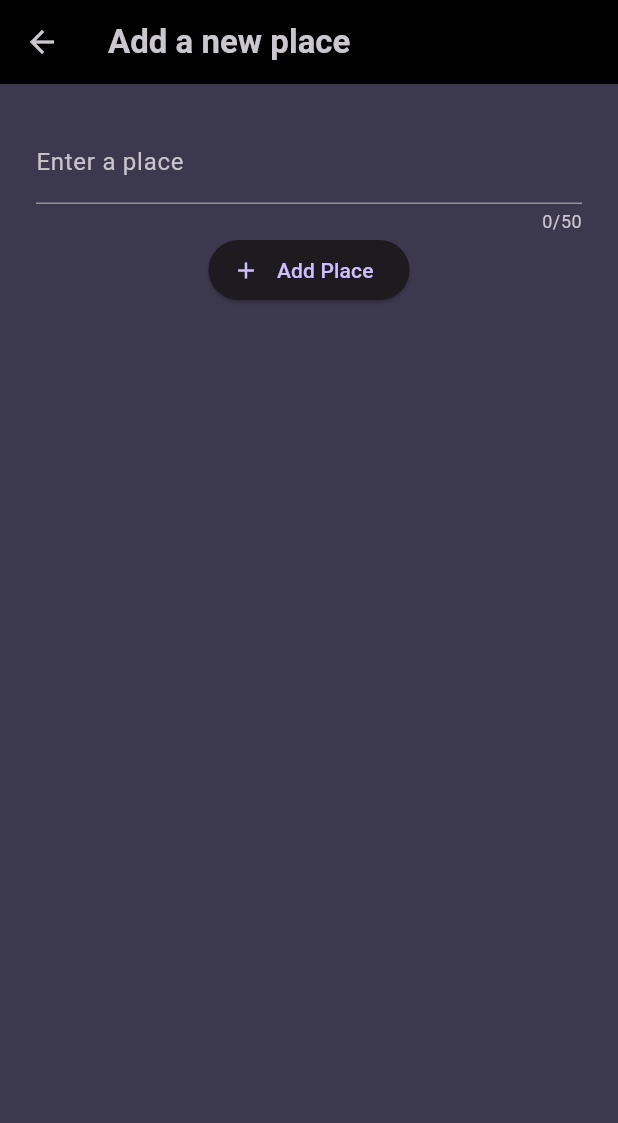
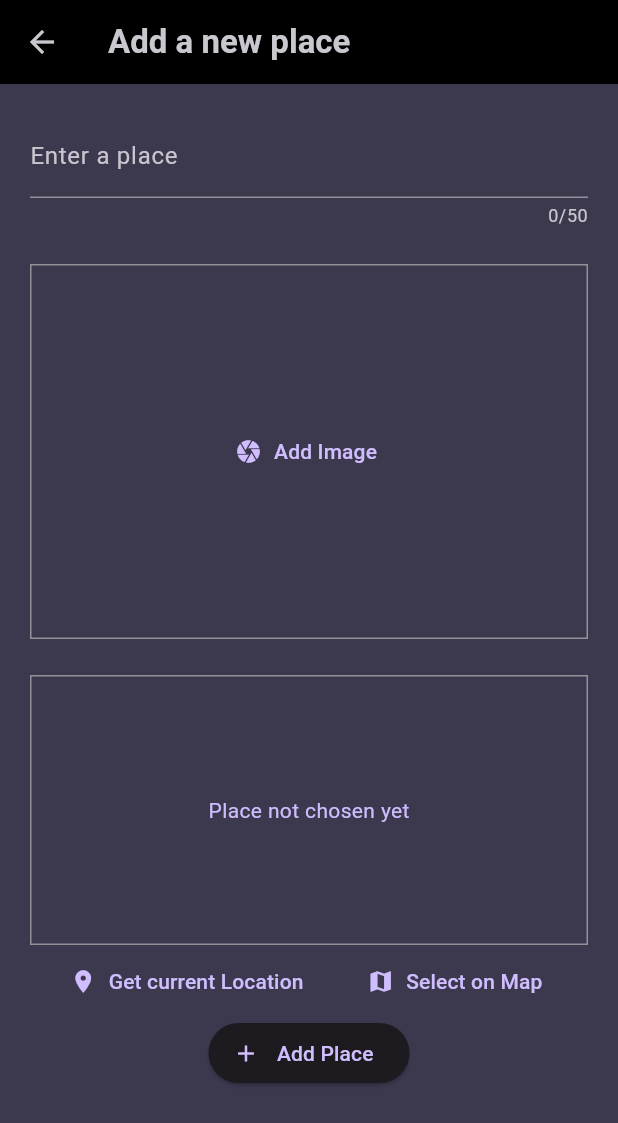
Before and after one commit to OusamaJamalEddin/native_app, a Flutter app: the NewPlace screen opened directly, on a phone screen of 412 x 824 dp. Shown: the top 1123 px of the screen. Run offline on Flutter 3.47's test engine with Material 3 defaults, Android fonts, the light colour scheme and no system bars; our stand-ins replace flutter_riverpod, google_fonts, google_maps_flutter, image_picker, location, sqflite; accounts and stored records are empty.

Commit message:
completed app

```diff
--- a/lib/main.dart
+++ b/lib/main.dart
@@ -1,7 +1,7 @@
 import 'package:flutter/material.dart';
 import 'package:flutter_riverpod/flutter_riverpod.dart';
 import 'package:google_fonts/google_fonts.dart';
-import 'package:native_app/screens/place_list.dart';
+import 'package:native_app/screens/places.dart';
 
 final colorScheme = ColorScheme.fromSeed(
   brightness: Brightness.dark,
@@ -36,7 +36,7 @@ class MyApp extends StatelessWidget {
     return MaterialApp(
       title: 'Great Places',
       theme: theme,
-      home: PlaceList(),
+      home: Places(),
     );
   }
 }
--- a/lib/models/favorite_place_model.dart
+++ b/lib/models/favorite_place_model.dart
@@ -1,9 +1,26 @@
+import 'dart:io';
+
 import 'package:uuid/uuid.dart';
 
 final uuid = Uuid();
 
+class PlaceLocation {
+  const PlaceLocation(
+      {required this.latitude, required this.longitude, required this.address});
+  final double latitude;
+  final double longitude;
+  final String address;
+}
+
 class FavoritePlaceModel {
-  FavoritePlaceModel({required this.title}) : id = uuid.v4();
-  String title;
-  String id;
+  FavoritePlaceModel({
+    required this.title,
+    required this.image,
+    required this.location,
+    String? id,
+  }) : id = id ?? uuid.v4();
+  final String title;
+  final String id;
+  final File image;
+  final PlaceLocation location;
 }
--- a/lib/providers/favorite_place_provider.dart
+++ b/lib/providers/favorite_place_provider.dart
@@ -1,11 +1,62 @@
+import 'dart:io';
 import 'package:flutter_riverpod/flutter_riverpod.dart';
 import 'package:native_app/models/favorite_place_model.dart';
+import 'package:path_provider/path_provider.dart' as syspaths;
+import 'package:path/path.dart' as path;
+import 'package:sqflite/sqlite_api.dart';
+import 'package:sqflite/sqflite.dart' as sql;
+
+Future<Database> _getDatabase() async {
+  final dbPath = await sql.getDatabasesPath();
+  final db = await sql.openDatabase(
+    path.join(dbPath, "places.db"),
+    onCreate: (db, version) => db.execute(
+        "CREATE TABLE user_places(id TEXT PRIMARY KEY, title TEXT, image TEXT, lat REAL, lng REAL, address TEXT)"),
+    version: 1,
+  );
+  return db;
+}
 
 class FavoritePlaceNotifier extends StateNotifier<List<FavoritePlaceModel>> {
   FavoritePlaceNotifier() : super([]);
 
-  void addPlace(FavoritePlaceModel place) {
-    state = [...state, place];
+  Future<void> loadPlaces() async {
+    final db = await _getDatabase();
+    final data = await db.query("user_places");
+    final places = data
+        .map(
+          (row) => FavoritePlaceModel(
+            id: row['id'] as String,
+            title: row['title'] as String,
+            image: File(row['image'] as String),
+            location: PlaceLocation(
+                latitude: row['lat'] as double,
+                longitude: row['lng'] as double,
+                address: row['address'] as String),
+          ),
+        )
+        .toList();
+    state = places;
+  }
+
+  void addPlace(String title, PlaceLocation location, File image) async {
+    //this process is just to save the images in the device
+    // we arte first taking the directory then file name then making a copy of the image and store it in the sql database of the local device
+    final appDir = await syspaths.getApplicationDocumentsDirectory();
+    final fileName = path.basename(image.path);
+    final copiedImage = await image.copy('${appDir.path}/$fileName');
+    final place = FavoritePlaceModel(
+        title: title, image: copiedImage, location: location);
+    final db = await _getDatabase();
+    db.insert("user_places", {
+      "id": place.id,
+      "title": place.title,
+      "image": place.image.path,
+      "lat": place.location.latitude,
+      "lng": place.location.longitude,
+      "address": place.location.address
+    });
+    state = [place, ...state];
   }
 
   void removePlace(int index) {
--- a/lib/screens/new_place.dart
+++ b/lib/screens/new_place.dart
@@ -1,7 +1,11 @@
+import 'dart:io';
+
 import 'package:flutter/material.dart';
 import 'package:flutter_riverpod/flutter_riverpod.dart';
 import 'package:native_app/models/favorite_place_model.dart';
 import 'package:native_app/providers/favorite_place_provider.dart';
+import 'package:native_app/widgets/image_input.dart';
+import 'package:native_app/widgets/location_input.dart';
 
 class NewPlace extends ConsumerStatefulWidget {
   const NewPlace({super.key});
@@ -11,15 +15,19 @@ class NewPlace extends ConsumerStatefulWidget {
 }
 
 class _NewPlaceState extends ConsumerState<NewPlace> {
+  File? _selectedImage;
   String? _enteredName;
+  PlaceLocation? _selectedLocation;
   final _formKey = GlobalKey<FormState>();
 
   void _saveInput() {
-    if (_formKey.currentState!.validate()) {
+    if (_formKey.currentState!.validate() &&
+        _selectedImage != null &&
+        _selectedLocation != null) {
       _formKey.currentState!.save();
-      ref.read(favoritePlaceProvider.notifier).addPlace(
-            FavoritePlaceModel(title: _enteredName!),
-          );
+      ref
+          .read(favoritePlaceProvider.notifier)
+          .addPlace(_enteredName!, _selectedLocation!, _selectedImage!);
       Navigator.pop(context);
     }
   }
@@ -28,10 +36,10 @@ class _NewPlaceState extends ConsumerState<NewPlace> {
   Widget build(BuildContext context) {
     return Scaffold(
       appBar: AppBar(
-        title: Text("Add a new place"),
+        title: const Text("Add a new place"),
       ),
-      body: Container(
-        padding: EdgeInsets.all(24),
+      body: SingleChildScrollView(
+        padding: EdgeInsets.all(20),
         child: Form(
           key: _formKey,
           child: Column(
@@ -53,12 +61,24 @@ class _NewPlaceState extends ConsumerState<NewPlace> {
                   return null;
                 },
               ),
+              ImageInput(
+                onPickImage: (image) {
+                  //this way, i managed to receive the image taken from the camera from the imageinput widget
+                  _selectedImage = image;
+                },
+              ),
+              LocationInput(
+                onPickLocation: (location) {
+                  //this way, i managed to receive the location from the location_input widget
+                  _selectedLocation = location;
+                },
+              ),
               ElevatedButton.icon(
                 onPressed: () {
                   _saveInput();
                 },
-                icon: Icon(Icons.add),
-                label: Text(" Add Place"),
+                icon: const Icon(Icons.add),
+                label: const Text(" Add Place"),
               )
             ],
           ),
--- /dev/null
+++ b/lib/widgets/image_input.dart
@@ -0,0 +1,65 @@
+import 'package:flutter/material.dart';
+import 'package:image_picker/image_picker.dart';
+import 'dart:io';
+
+class ImageInput extends StatefulWidget {
+  const ImageInput({super.key, required this.onPickImage});
+  //this functin is created to send the image to the new_place screen
+  final void Function(File image) onPickImage;
+  @override
+  State<StatefulWidget> createState() {
+    return _ImageInputState();
+  }
+}
+
+class _ImageInputState extends State<ImageInput> {
+  File? _selectedImage;
+  void pickImage() async {
+    final imagePicker = ImagePicker();
+    final pickedImage = await imagePicker.pickImage(
+      source: ImageSource.camera,
+      maxWidth: 600,
+    );
+    if (pickedImage == null) {
+      return;
+    }
+    setState(() {
+      _selectedImage = File(pickedImage.path);
+    });
+
+    widget
+        .onPickImage(_selectedImage!); //cannot be null because we checked above
+  }
+
+  @override
+  Widget build(BuildContext context) {
+    Widget content = TextButton.icon(
+      onPressed: pickImage,
+      label: Text("Add Image"),
+      icon: Icon(Icons.camera),
+    );
+    if (_selectedImage != null) {
+      content = GestureDetector(
+        onTap: () => pickImage(),
+        child: Image.file(
+          _selectedImage!,
+          fit: BoxFit.cover,
+          width: double.infinity,
+          height: double.infinity,
+        ),
+      );
+    }
+    return Padding(
+      padding: EdgeInsets.symmetric(vertical: 24),
+      child: Container(
+          decoration: BoxDecoration(
+            border: Border.all(
+                width: 1, color: Theme.of(context).colorScheme.outline),
+          ),
+          height: 250,
+          width: double.infinity,
+          alignment: Alignment.center,
+          child: content),
+    );
+  }
+}
--- /dev/null
+++ b/lib/widgets/location_input.dart
@@ -0,0 +1,138 @@
+import 'dart:convert';
+
+import 'package:flutter/material.dart';
+import 'package:google_maps_flutter/google_maps_flutter.dart';
+import 'package:location/location.dart';
+import 'package:http/http.dart' as http;
+import 'package:native_app/models/favorite_place_model.dart';
+import 'package:native_app/screens/map_preview.dart';
+
+class LocationInput extends StatefulWidget {
+  const LocationInput({super.key, required this.onPickLocation});
+  //i created this function to send the location to the new_place screen (yes, i can do that)
+  final Function(PlaceLocation location) onPickLocation;
+  @override
+  State<LocationInput> createState() => _LocationInputState();
+}
+
+class _LocationInputState extends State<LocationInput> {
+  PlaceLocation? _pickedLocation;
+  var _isGettingLocation = false;
+
+  String get locationimage {
+    final lat = _pickedLocation!.latitude;
+    final lng = _pickedLocation!.longitude;
+    //no need for http request here, because the image of the map can be created intantly without any requests as loong as we are providing the correct paramters (latitude and longitude also the api key)
+    return 'https://maps.googleapis.com/maps/api/staticmap?center=$lat,$lng&zoom=13&size=600x300&maptype=roadmap&markers=color:blue%7Clabel:S%7C40.702147,-74.015794&markers=color:green%7Clabel:G%7C40.711614,-74.012318&markers=color:red%7Clabel:Y%7C$lat,$lng&key=AIzaSyD8DJUfBPaXLm4RqWM_Lnckjvr3kfMUtlM';
+  }
+
+  void saveLocation(double lat, double lng) async {
+    final url = Uri.parse(
+        'https://maps.googleapis.com/maps/api/geocode/json?latlng=$lat,$lng&key=AIzaSyD8DJUfBPaXLm4RqWM_Lnckjvr3kfMUtlM');
+    final response = await http.get(url);
+    final decodedResponse = json.decode(response.body);
+    final address = decodedResponse['results'][0]['formatted_address'];
+    if (response.body.isEmpty || response.statusCode >= 400) {
+      return;
+    }
+
+    setState(() {
+      _pickedLocation =
+          PlaceLocation(address: address, latitude: lat, longitude: lng);
+      _isGettingLocation = false;
+    });
+    widget.onPickLocation(_pickedLocation!);
+  }
+
+  void _getCurrentLocation() async {
+    Location location = Location();
+
+    bool serviceEnabled;
+    PermissionStatus permissionGranted;
+    LocationData locationData;
+
+    serviceEnabled = await location.serviceEnabled();
+    if (!serviceEnabled) {
+      serviceEnabled = await location.requestService();
+      if (!serviceEnabled) {
+        return;
+      }
+    }
+
+    permissionGranted = await location.hasPermission();
+    if (permissionGranted == PermissionStatus.denied) {
+      permissionGranted = await location.requestPermission();
+      if (permissionGranted != PermissionStatus.granted) {
+        return;
+      }
+    }
+    setState(() {
+      _isGettingLocation = true;
+    });
+    locationData = await location.getLocation();
+    final lat = locationData.latitude;
+    final lng = locationData.longitude;
+    if (lat == null || lng == null) {
+      return;
+    }
+    saveLocation(lat, lng);
+  }
+
+  void selectOnMap() async {
+    final pickedPosition = await Navigator.push<LatLng>(
+      context,
+      MaterialPageRoute(
+        builder: (context) => MapPreview(),
+      ),
+    );
+    if (pickedPosition == null) {
+      return;
+    }
+    saveLocation(pickedPosition.latitude, pickedPosition.longitude);
+  }
+
+  @override
+  Widget build(BuildContext context) {
+    Widget locationPreviewContent = Text(
+      "Place not chosen yet",
+      style: TextStyle(color: Theme.of(context).colorScheme.primary),
+    );
+    if (_isGettingLocation) {
+      locationPreviewContent = const CircularProgressIndicator();
+    }
+    if (_pickedLocation != null) {
+      locationPreviewContent = Image.network(
+        locationimage,
+        width: double.infinity,
+        height: double.infinity,
+        fit: BoxFit.cover,
+      );
+    }
+    return Column(children: [
+      Container(
+          alignment: Alignment.center,
+          height: 180,
+          width: double.infinity,
+          decoration: BoxDecoration(
+            border: Border.all(
+                width: 1, color: Theme.of(context).colorScheme.outline),
+          ),
+          child: locationPreviewContent),
+      Row(
+        mainAxisAlignment: MainAxisAlignment.spaceEvenly,
+        children: [
+          TextButton.icon(
+            onPressed: _getCurrentLocation,
+            label: const Text("Get current Location"),
+            icon: const Icon(Icons.location_on),
+          ),
+          TextButton.icon(
+            onPressed: selectOnMap,
+            label: const Text("Select on Map"),
+            icon: const Icon(Icons.map),
+          )
+        ],
+      )
+    ]);
+  }
+}
```
Also changed, not shown: lib/screens/map_preview.dart (added, +66 -0 lines), lib/screens/place_details.dart (+64 -4 lines), lib/screens/place_list.dart (deleted, +0 -87 lines), lib/screens/places.dart (added, +55 -0 lines), lib/widgets/place_card.dart (+21 -15 lines), lib/widgets/places_list.dart (added, +77 -0 lines).
